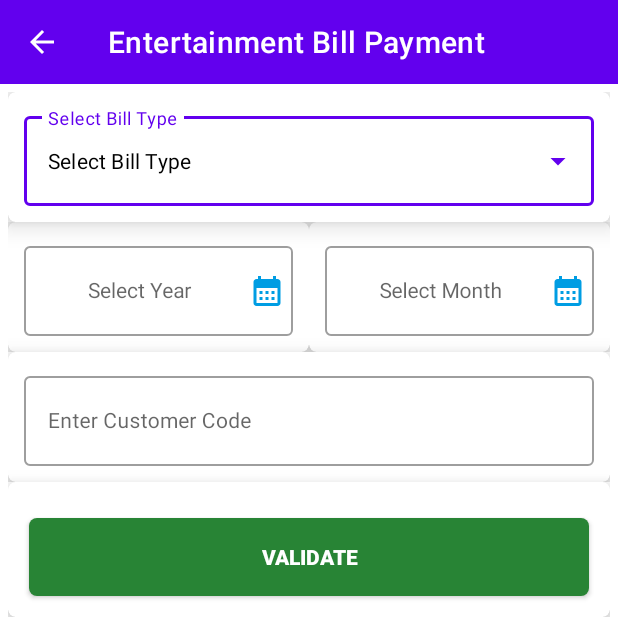
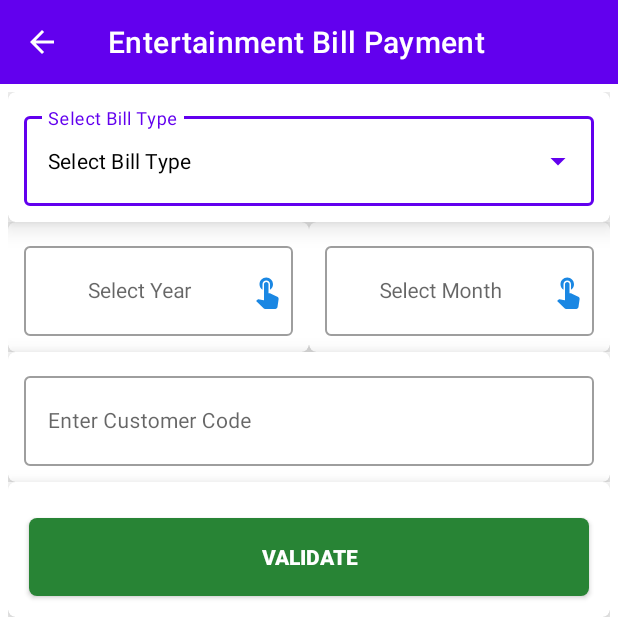
Before and after one commit to emonrait/Dynamic-Utility, an Android app: the EntertainmentBillPayment screen opened directly, with no data from a screen before it, on a phone screen of 412 x 824 dp, the top half of it. Run offline under Robolectric (Android 15) with nearby library versions, the light colour scheme and no system bars.

Commit message:
Ui Design update

```diff
--- /dev/null
+++ b/app/src/main/res/drawable/ic_touch.xml
@@ -0,0 +1,5 @@
+<vector android:height="24dp" android:tint="#1A87E3"
+    android:viewportHeight="24" android:viewportWidth="24"
+    android:width="24dp" xmlns:android="http://schemas.android.com/apk/res/android">
+    <path android:fillColor="@android:color/white" android:pathData="M9,11.24V7.5C9,6.12 10.12,5 11.5,5S14,6.12 14,7.5v3.74c1.21,-0.81 2,-2.18 2,-3.74C16,5.01 13.99,3 11.5,3S7,5.01 7,7.5C7,9.06 7.79,10.43 9,11.24zM18.84,15.87l-4.54,-2.26c-0.17,-0.07 -0.35,-0.11 -0.54,-0.11H13v-6C13,6.67 12.33,6 11.5,6S10,6.67 10,7.5v10.74c-3.6,-0.76 -3.54,-0.75 -3.67,-0.75c-0.31,0 -0.59,0.13 -0.79,0.33l-0.79,0.8l4.94,4.94C9.96,23.83 10.34,24 10.75,24h6.79c0.75,0 1.33,-0.55 1.44,-1.28l0.75,-5.27c0.01,-0.07 0.02,-0.14 0.02,-0.2C19.75,16.63 19.37,16.09 18.84,15.87z"/>
+</vector>
--- a/app/src/main/res/layout/wasa_input_layout.xml
+++ b/app/src/main/res/layout/wasa_input_layout.xml
@@ -76,17 +76,16 @@
                         android:layout_width="match_parent"
                         android:layout_height="60dp"
                         android:clickable="false"
-                        android:drawableEnd="@drawable/ic_date"
+                        android:drawableEnd="@drawable/ic_touch"
                         android:focusable="false"
                         android:focusableInTouchMode="false"
+                        android:gravity="center"
                         android:inputType="none"
                         android:longClickable="false"
                         android:padding="@dimen/padding_5"
-                        android:gravity="center"
                         android:singleLine="true"
                         android:textColor="@color/black"
-                        android:textSize="@dimen/textsize_base"
-                        app:endIconDrawable="@drawable/ic_date" />
+                        android:textSize="@dimen/textsize_base" />
 
                 </com.google.android.material.textfield.TextInputLayout>
 
@@ -117,17 +116,16 @@
                         android:layout_width="match_parent"
                         android:layout_height="60dp"
                         android:clickable="false"
-                        android:drawableEnd="@drawable/ic_date"
+                        android:drawableEnd="@drawable/ic_touch"
                         android:focusable="false"
                         android:focusableInTouchMode="false"
+                        android:gravity="center"
                         android:inputType="none"
                         android:longClickable="false"
                         android:padding="@dimen/padding_5"
-                        android:gravity="center"
                         android:singleLine="true"
                         android:textColor="@color/black"
-                        android:textSize="@dimen/textsize_base"
-                        app:endIconDrawable="@drawable/ic_date"  />
+                        android:textSize="@dimen/textsize_base" />
 
                 </com.google.android.material.textfield.TextInputLayout>
 
```
Also changed, not shown: app/src/main/res/layout/electricity_input_layout.xml (+4 -6 lines), app/src/main/res/layout/gas_input_layout.xml (+4 -6 lines), app/src/main/res/layout/internet_input_layout.xml (+4 -6 lines).
